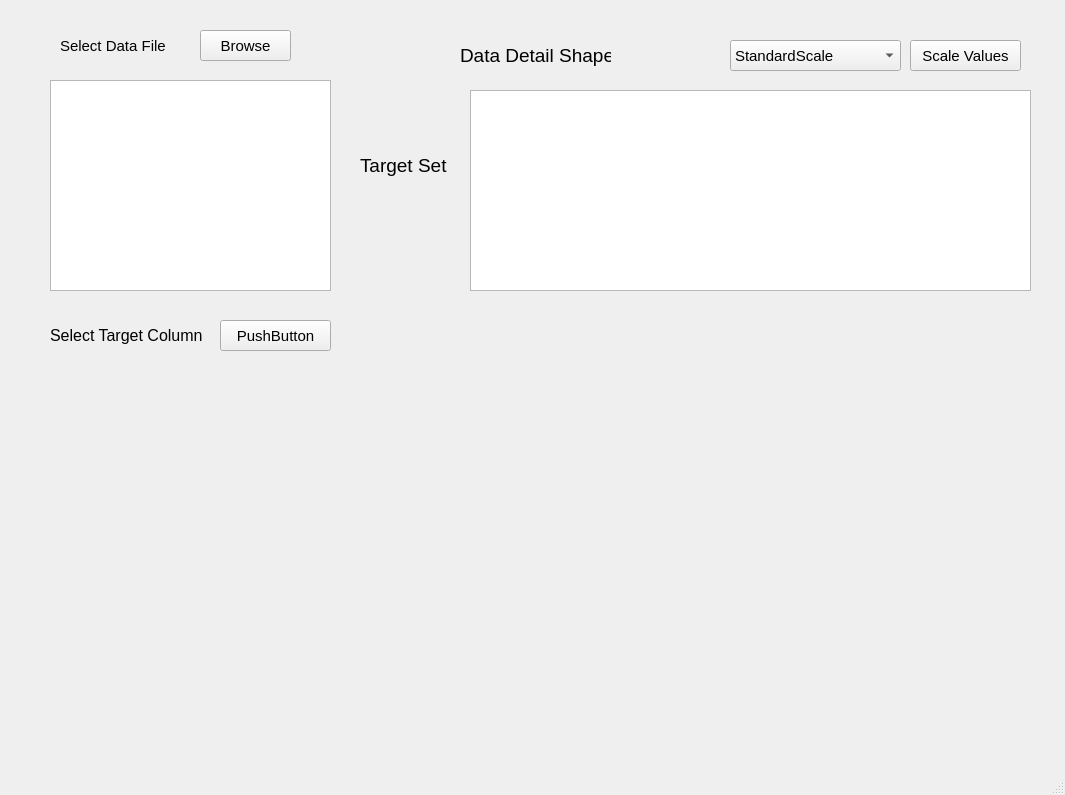
The window that mainwindow.ui (TKBIGDATA/ml_gui) describes before a commit, drawn with Qt 5.
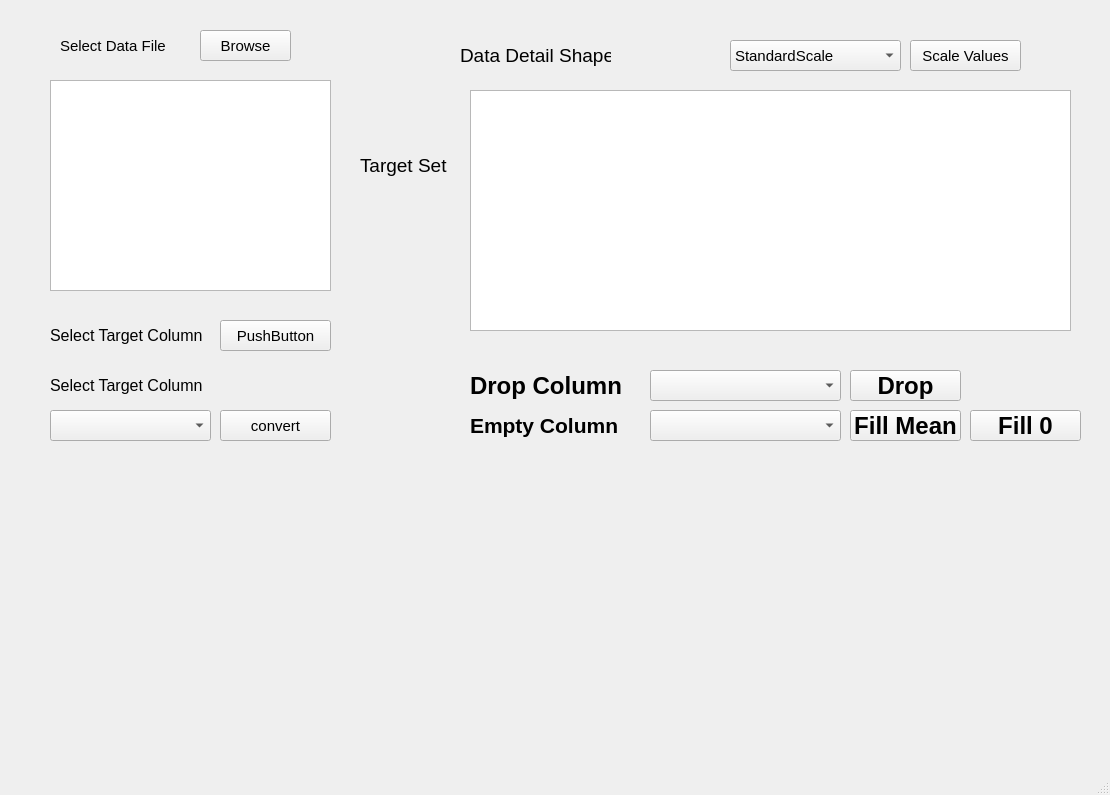
The same window after the commit.

Diff of the .ui file:
```diff
--- a/mainwindow.ui
+++ b/mainwindow.ui
@@ -6,7 +6,7 @@
    <rect>
     <x>0</x>
     <y>0</y>
-    <width>1065</width>
+    <width>1110</width>
     <height>795</height>
    </rect>
   </property>
@@ -172,8 +172,8 @@
      <rect>
       <x>470</x>
       <y>90</y>
-      <width>561</width>
-      <height>201</height>
+      <width>601</width>
+      <height>241</height>
      </rect>
     </property>
    </widget>
@@ -226,6 +226,167 @@
      <string/>
     </property>
    </widget>
+   <widget class="QLabel" name="label_5">
+    <property name="geometry">
+     <rect>
+      <x>50</x>
+      <y>370</y>
+      <width>161</width>
+      <height>31</height>
+     </rect>
+    </property>
+    <property name="font">
+     <font>
+      <pointsize>12</pointsize>
+     </font>
+    </property>
+    <property name="text">
+     <string>Select Target Column</string>
+    </property>
+   </widget>
+   <widget class="QComboBox" name="cat_column">
+    <property name="geometry">
+     <rect>
+      <x>50</x>
+      <y>410</y>
+      <width>161</width>
+      <height>31</height>
+     </rect>
+    </property>
+   </widget>
+   <widget class="QPushButton" name="convert_btn">
+    <property name="geometry">
+     <rect>
+      <x>220</x>
+      <y>410</y>
+      <width>111</width>
+      <height>31</height>
+     </rect>
+    </property>
+    <property name="text">
+     <string>convert</string>
+    </property>
+   </widget>
+   <widget class="QPushButton" name="drop">
+    <property name="geometry">
+     <rect>
+      <x>850</x>
+      <y>370</y>
+      <width>111</width>
+      <height>31</height>
+     </rect>
+    </property>
+    <property name="font">
+     <font>
+      <pointsize>18</pointsize>
+      <weight>75</weight>
+      <bold>true</bold>
+     </font>
+    </property>
+    <property name="text">
+     <string>Drop</string>
+    </property>
+   </widget>
+   <widget class="QLabel" name="label_4">
+    <property name="geometry">
+     <rect>
+      <x>470</x>
+      <y>370</y>
+      <width>161</width>
+      <height>31</height>
+     </rect>
+    </property>
+    <property name="font">
+     <font>
+      <pointsize>18</pointsize>
+      <weight>75</weight>
+      <bold>true</bold>
+     </font>
+    </property>
+    <property name="text">
+     <string>Drop Column</string>
+    </property>
+   </widget>
+   <widget class="QComboBox" name="dropcolumn">
+    <property name="geometry">
+     <rect>
+      <x>650</x>
+      <y>370</y>
+      <width>191</width>
+      <height>31</height>
+     </rect>
+    </property>
+   </widget>
+   <widget class="QComboBox" name="empty_column">
+    <property name="geometry">
+     <rect>
+      <x>650</x>
+      <y>410</y>
+      <width>191</width>
+      <height>31</height>
+     </rect>
+    </property>
+   </widget>
+   <widget class="QLabel" name="label_11">
+    <property name="geometry">
+     <rect>
+      <x>470</x>
+      <y>410</y>
+      <width>161</width>
+      <height>31</height>
+     </rect>
+    </property>
+    <property name="font">
+     <font>
+      <pointsize>16</pointsize>
+      <weight>75</weight>
+      <bold>true</bold>
+     </font>
+    </property>
+    <property name="text">
+     <string>Empty Column</string>
+    </property>
+   </widget>
+   <widget class="QPushButton" name="fillmean">
+    <property name="geometry">
+     <rect>
+      <x>850</x>
+      <y>410</y>
+      <width>111</width>
+      <height>31</height>
+     </rect>
+    </property>
+    <property name="font">
+     <font>
+      <pointsize>18</pointsize>
+      <weight>75</weight>
+      <bold>true</bold>
+     </font>
+    </property>
+    <property name="text">
+     <string>Fill Mean</string>
+    </property>
+   </widget>
+   <widget class="QPushButton" name="fillna">
+    <property name="geometry">
+     <rect>
+      <x>970</x>
+      <y>410</y>
+      <width>111</width>
+      <height>31</height>
+     </rect>
+    </property>
+    <property name="font">
+     <font>
+      <pointsize>18</pointsize>
+      <weight>75</weight>
+      <bold>true</bold>
+     </font>
+    </property>
+    <property name="text">
+     <string>Fill 0</string>
+    </property>
+   </widget>
   </widget>
   <widget class="QMenuBar" name="menubar">
    <property name="geometry">
```
Left out of the diff: 6 changed lines with no effect on the pictures.
